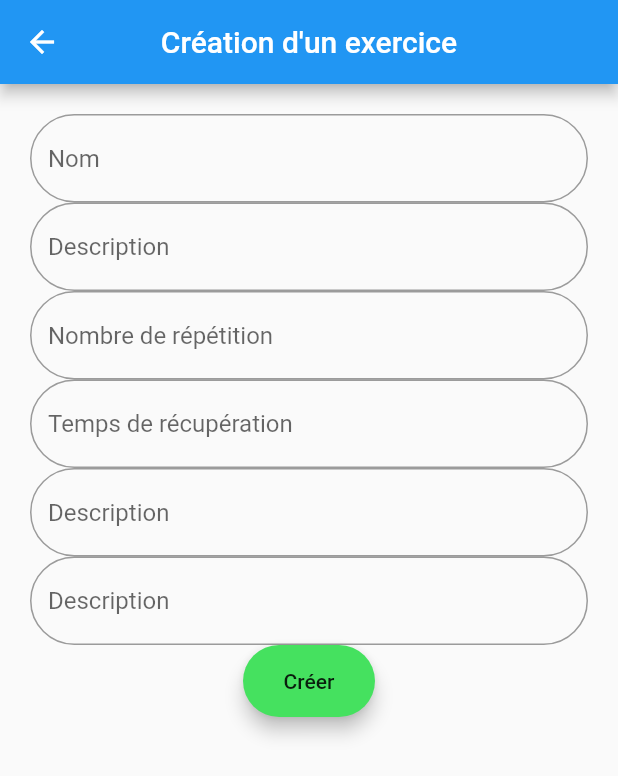
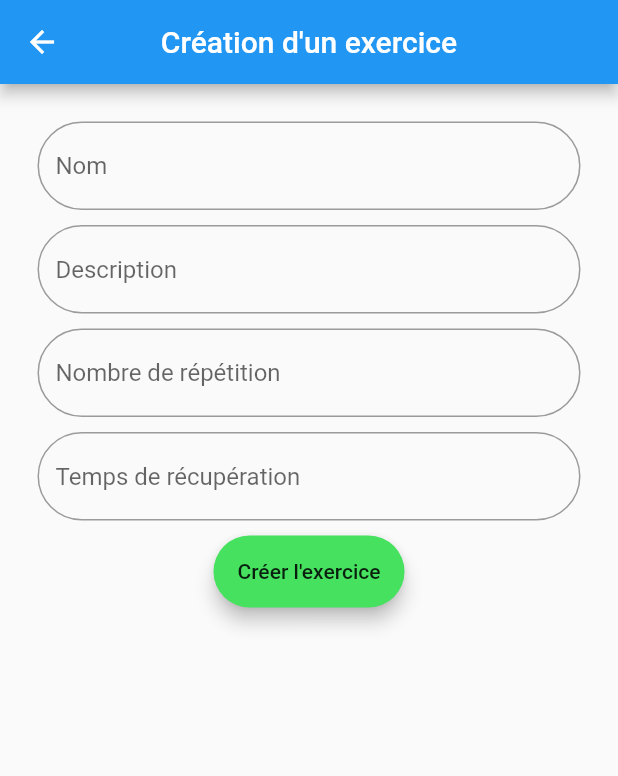
Before and after one commit to Dopidot/software-pro, a Flutter app: the FormCreateExercise screen opened directly, on a phone screen of 412 x 824 dp. Shown: the top 776 px of the screen. Run offline on Flutter 3.47's test engine with Material 2 defaults, Android fonts, the light colour scheme and no system bars; missing offline and left inert: flutter_sparkline.

Commit message:
formulaire nouveau exercice

```diff
--- a/Mobile/fitisly_admin/lib/screen/ExcerciseScreen/FormCreateExercise.dart
+++ b/Mobile/fitisly_admin/lib/screen/ExcerciseScreen/FormCreateExercise.dart
@@ -2,15 +2,45 @@ import 'dart:core';
 import 'dart:core';
 import 'dart:ui';
 
+import 'package:fitislyadmin/modele/Exercise.dart';
 import 'package:fitislyadmin/modele/Photo.dart';
 import 'package:fitislyadmin/modele/Video.dart';
+import 'package:fitislyadmin/services/httpServices.dart';
 import 'package:flutter/material.dart';
+import 'package:http/http.dart' as http;
+
+import 'HomePageExcerciseList.dart';
+
+
+class createExerciseStateless extends StatelessWidget {
+
+  @override
+  Widget build(BuildContext context) {
+    return Scaffold(
+      appBar: AppBar(
+        title: Text("Mes excercices", style: TextStyle(fontFamily: 'OpenSans', fontSize: 20.0)),
+        centerTitle: true,
+      ),
+      body: FutureBuilder<Exercise>(
+        future: create(Exercise()),
+        builder: (context, snapshot) {
+          if (snapshot.hasError){
+            return Center(
+                child: Text("Probème de serveur, la page n'a pas pu être chargé")
+            );
+          }
+
+          return snapshot.hasData ? HomePageExercice() : Center(child: CircularProgressIndicator());
+        },
+      ),
+    );
+  }
+}
 
 class FormCreateExercise extends StatefulWidget {
 
   @override
   State<StatefulWidget> createState() {
-    // TODO: implement createState
    return CreateExercise();
   }
 }
@@ -51,7 +81,7 @@ class CreateExercise extends State<FormCreateExercise>{
 
     final nameField = TextFormField(
         onSaved: (String val){
-          _name = val ;
+          this._name = val ;
         },
         keyboardType: TextInputType.text,
         decoration: InputDecoration(
@@ -126,23 +156,37 @@ class CreateExercise extends State<FormCreateExercise>{
 
         child: MaterialButton(
             onPressed: _validateInput,
-            child: Text("Créer",
-              textAlign: TextAlign.center,
-            )
+          child: Text("Créer l'exercice"),
         )
     );
 
-    return(Column(
-        children: <Widget>[
-          nameField,
-          descField,
-          reapeteNumberField,
-          restTimeField,
-          photoField,
-          videoField,
-          creationButton
-        ])
+    return Column(
+          children: <Widget>[
+            Flexible(child: Padding(
+              padding: const EdgeInsets.all(5.0),
+              child: nameField,
+            )),
+            Flexible(child: Padding(
+              padding: const EdgeInsets.all(5.0),
+              child: descField,
+            )),
+            Flexible(child: Padding(
+              padding: const EdgeInsets.all(5.0),
+              child: reapeteNumberField,
+            )),
+            Flexible(child: Padding(
+              padding: const EdgeInsets.all(5.0),
+              child: restTimeField,
+            )),
+            //Flexible(child: photoField),
+           // Flexible(child: videoField),
+            Flexible(child: Padding(
+              padding: const EdgeInsets.all(5.0),
+              child: creationButton,
+            ))
+          ]
     );
+
   }
 
 
@@ -150,9 +194,13 @@ class CreateExercise extends State<FormCreateExercise>{
   void _validateInput() {
     if ( _formKey.currentState.validate()) {
       _formKey.currentState.save();
-     /* Navigator.push(context, MaterialPageRoute(builder: (BuildContext context) {
-        return HomeScreenPage();
-      }));*/
+      Navigator.push(context, MaterialPageRoute(builder: (BuildContext context) {
+        return createExerciseStateless();
+      }
+    )
+      );
+
+
 
      print("Créé");
     } else {
--- a/Mobile/fitisly_admin/lib/screen/ExcerciseScreen/HomePageExcerciseList.dart
+++ b/Mobile/fitisly_admin/lib/screen/ExcerciseScreen/HomePageExcerciseList.dart
@@ -1,6 +1,6 @@
 import 'package:fitislyadmin/modele/Exercise.dart';
 import 'package:fitislyadmin/screen/ExcerciseScreen/FormCreateExercise.dart';
-import 'package:fitislyadmin/services/exerciseService.dart';
+import 'package:fitislyadmin/services/httpServices.dart';
 import 'package:flutter/material.dart';
 import 'package:http/http.dart' as http;
 
@@ -22,8 +22,7 @@ class HomePageExercice extends StatelessWidget {
             );
           }
 
-          return snapshot.hasData ? ListViewExercise(posts: snapshot.data)
-              : Center(child: CircularProgressIndicator());
+          return snapshot.hasData ? ListViewExercise(posts: snapshot.data) : Center(child: CircularProgressIndicator());
         },
       ),
     );
--- a/Mobile/fitisly_admin/lib/screen/HomeScreen.dart
+++ b/Mobile/fitisly_admin/lib/screen/HomeScreen.dart
@@ -1,6 +1,6 @@
 import 'package:fitislyadmin/modele/Exercise.dart';
 import 'package:fitislyadmin/screen/LoginScreen.dart';
-import 'package:fitislyadmin/services/exerciseService.dart';
+import 'package:fitislyadmin/services/httpServices.dart';
 import 'package:flutter/material.dart';
 import 'package:flutter_staggered_grid_view/flutter_staggered_grid_view.dart';
 import 'package:flutter_sparkline/flutter_sparkline.dart';
```
Also changed, not shown: Mobile/fitisly_admin/lib/screen/LoginScreen.dart (+6 -6 lines), Mobile/fitisly_admin/lib/services/exerciseService.dart (deleted, +0 -18 lines), Mobile/fitisly_admin/lib/services/httpServices.dart (added, +49 -0 lines).
